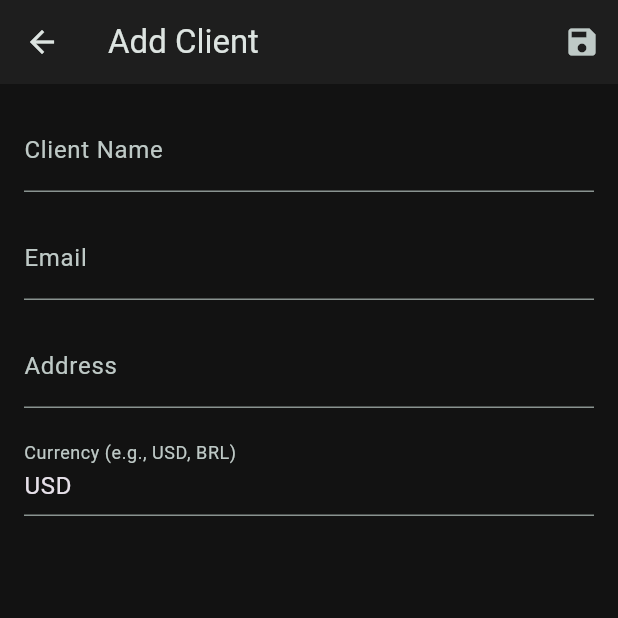
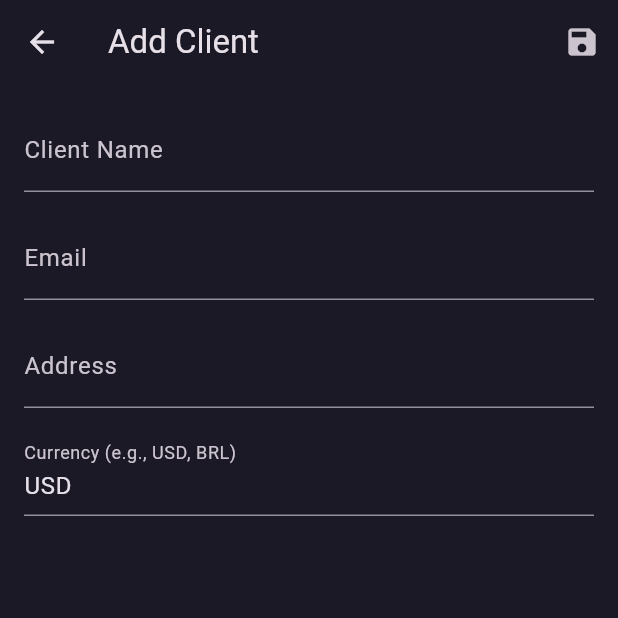
Before and after one commit to NicolasLobosDEV/time_tracker, a Flutter app: the screen it shows after launch, item 4 of the bottom bar chosen, after a tap on the "add" icon, on a phone screen of 412 x 824 dp, the top half of it. Run offline on Flutter 3.47's test engine with Material 3 defaults, Android fonts, the phone set to English and light mode, and no system bars; our stand-ins replace drift, fl_chart, image_picker, pdf, printing; accounts and stored records are empty; generated files the repository leaves out were written again.

Commit message:
Increment schema version and add migration logic; update theme colors and fix SideTitleWidget constructor

```diff
--- a/lib/database/database.dart
+++ b/lib/database/database.dart
@@ -90,7 +90,23 @@ class AppDatabase extends _$AppDatabase {
   AppDatabase() : super(_openConnection());
 
   @override
-  int get schemaVersion => 1;
+  int get schemaVersion => 2; // FIX: Incremented schema version
+
+  // FIX: Added migration logic
+  @override
+  MigrationStrategy get migration {
+    return MigrationStrategy(
+      onCreate: (Migrator m) async {
+        await m.createAll();
+      },
+      onUpgrade: (Migrator m, int from, int to) async {
+        if (from == 1) {
+          // We added the is_logged column in version 2
+          await m.addColumn(timeEntries, timeEntries.isLogged);
+        }
+      },
+    );
+  }
 }
 
 LazyDatabase _openConnection() {
--- a/lib/main.dart
+++ b/lib/main.dart
@@ -23,19 +23,19 @@ class MyApp extends StatelessWidget {
       title: 'Time Tracker',
       debugShowCheckedModeBanner: false,
       theme: ThemeData.dark().copyWith(
-        primaryColor: Colors.teal,
-        scaffoldBackgroundColor: const Color(0xFF121212),
-        cardColor: const Color(0xFF1E1E1E),
+        primaryColor: Colors.deepPurple,
+        scaffoldBackgroundColor: const Color.fromARGB(255, 28, 25, 38),
+        cardColor: const Color.fromARGB(255, 0, 0, 0),
         colorScheme: ColorScheme.fromSeed(
-          seedColor: Colors.teal,
+          seedColor: Colors.deepPurple,
           brightness: Brightness.dark,
         ),
         appBarTheme: const AppBarTheme(
           elevation: 0,
-          backgroundColor: Color(0xFF1E1E1E),
+          backgroundColor: Color.fromARGB(255, 28, 25, 38)
         ),
         floatingActionButtonTheme: const FloatingActionButtonThemeData(
-          backgroundColor: Colors.teal,
+          backgroundColor: Colors.deepPurple,
         ),
       ),
       // Use MainScreen as the home widget
--- a/lib/screens/reports/reports_screen.dart
+++ b/lib/screens/reports/reports_screen.dart
@@ -141,7 +141,9 @@ class _ReportsScreenState extends State<ReportsScreen> {
         default: text = ''; break;
       }
     }
-    return SideTitleWidget(axisSide: meta.axisSide, child: Text(text, style: style));
+    // FIX: The `SideTitleWidget` constructor has been updated. This new format
+    // should resolve the 'meta' parameter error.
+    return Text(text, style: style);
   }
 
   @override
```
